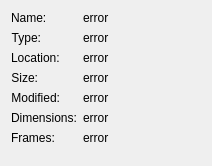
jurplel/qView, file src/qvinfodialog.ui: the form before one commit.
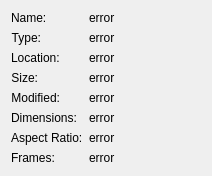
The form after the commit.

What changed in the file:
```diff
--- a/src/qvinfodialog.ui
+++ b/src/qvinfodialog.ui
@@ -7,9 +7,15 @@
     <x>0</x>
     <y>0</y>
     <width>212</width>
-    <height>166</height>
+    <height>164</height>
    </rect>
   </property>
+  <property name="sizePolicy">
+   <sizepolicy hsizetype="Fixed" vsizetype="Fixed">
+    <horstretch>0</horstretch>
+    <verstretch>0</verstretch>
+   </sizepolicy>
+  </property>
   <property name="windowTitle">
    <string>File Info</string>
   </property>
@@ -126,13 +132,27 @@
     </widget>
    </item>
    <item row="6" column="0">
+    <widget class="QLabel" name="label_3">
+     <property name="text">
+      <string>Aspect Ratio:</string>
+     </property>
+    </widget>
+   </item>
+   <item row="6" column="1">
+    <widget class="QLabel" name="ratioLabel">
+     <property name="text">
+      <string>error</string>
+     </property>
+    </widget>
+   </item>
+   <item row="7" column="0">
     <widget class="QLabel" name="framesLabel2">
      <property name="text">
       <string>Frames:</string>
      </property>
     </widget>
    </item>
-   <item row="6" column="1">
+   <item row="7" column="1">
     <widget class="QLabel" name="framesLabel">
      <property name="text">
       <string>error</string>
```
